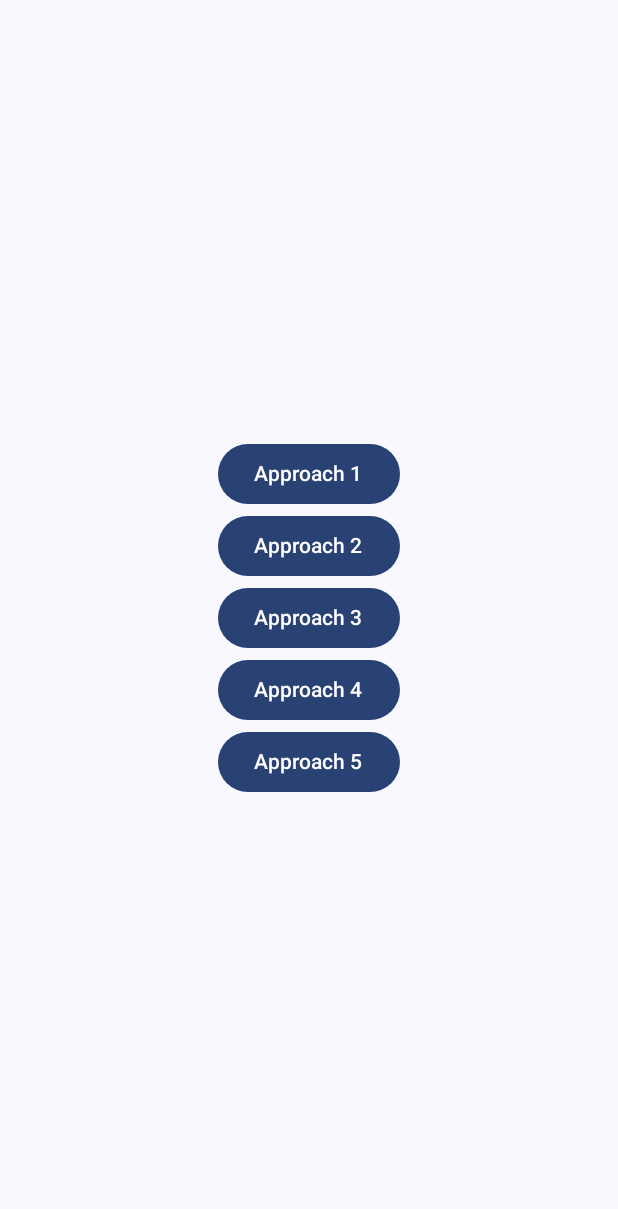
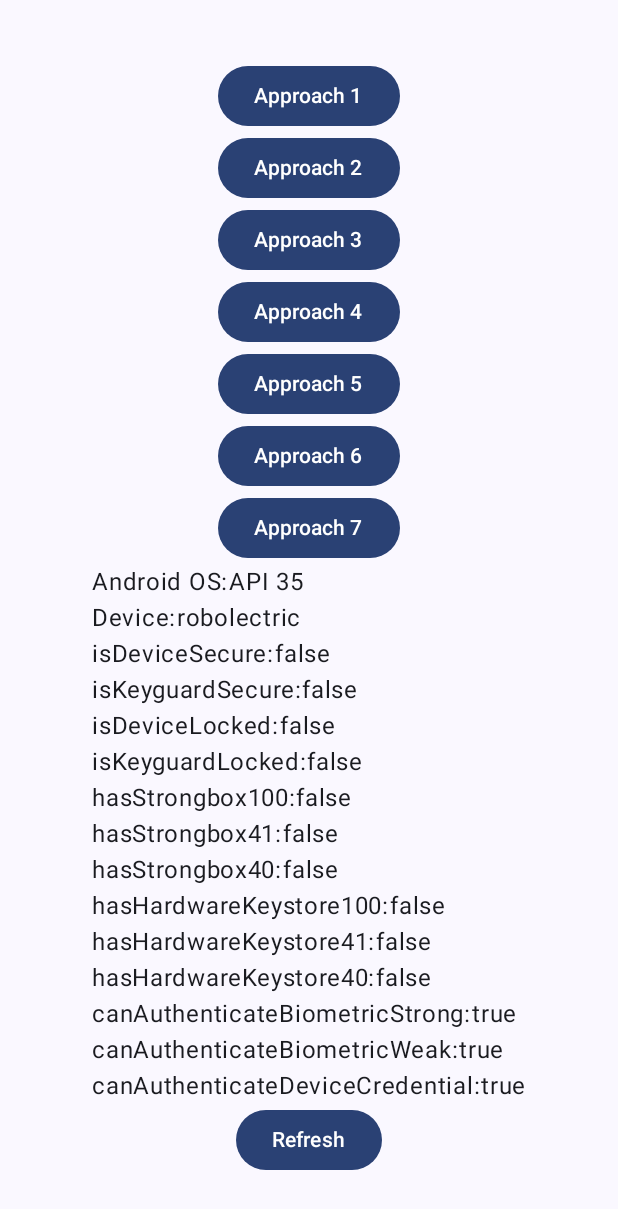
Before and after one commit to jasonwyatt/BiometricBug, an Android app built with Jetpack Compose: the screen it shows after launch (MainActivity), on a phone screen of 412 x 824 dp. Shown: the top 1209 px of the screen. Run offline under Robolectric (Android 15) with nearby library versions, the phone set to English and light mode, and no system bars.

Commit message:
Add more options as well as details about the device

```diff
--- a/app/src/main/java/com/example/biometricbug/Approaches.kt
+++ b/app/src/main/java/com/example/biometricbug/Approaches.kt
@@ -64,6 +64,9 @@ class Approach2 : BiometricAuthMethod {
  *
  * On at least one Pixel 6a running Android 13: this approach can be made to crash by repeatedly
  * opening the prompt and cancelling it rapidly.
+ *
+ * This approach has been modified to re-launc the prompt if there is ever a
+ * [UserNotAuthenticatedException] detected.
  */
 class Approach3 : BiometricAuthMethod {
     override fun authenticateAndEncryptDecrypt(activity: FragmentActivity) {
--- /dev/null
+++ b/app/src/main/java/com/example/biometricbug/BiometricDetails.kt
@@ -0,0 +1,72 @@
+package com.example.biometricbug
+
+import android.app.KeyguardManager
+import android.content.Context
+import android.content.pm.PackageManager.FEATURE_HARDWARE_KEYSTORE
+import android.content.pm.PackageManager.FEATURE_STRONGBOX_KEYSTORE
+import android.os.Build
+import androidx.biometric.BiometricManager
+import androidx.biometric.BiometricManager.Authenticators.BIOMETRIC_STRONG
+import androidx.biometric.BiometricManager.Authenticators.BIOMETRIC_WEAK
+import androidx.biometric.BiometricManager.Authenticators.DEVICE_CREDENTIAL
+import androidx.biometric.BiometricManager.BIOMETRIC_SUCCESS
+import androidx.core.content.getSystemService
+
+data class BiometricDetails internal constructor(
+    val androidOsVersion: Int,
+    val device: String,
+    val isDeviceSecure: Boolean,
+    val isKeyguardSecure: Boolean,
+    val isDeviceLocked: Boolean,
+    val isKeyguardLocked: Boolean,
+    val hasStrongbox100: Boolean,
+    val hasStrongbox41: Boolean,
+    val hasStrongbox40: Boolean,
+    val hasHardwareKeystore100: Boolean,
+    val hasHardwareKeystore41: Boolean,
+    val hasHardwareKeystore40: Boolean,
+    val canAuthenticateBiometricStrong: Boolean,
+    val canAuthenticateBiometricWeak: Boolean,
+    val canAuthenticateDeviceCredential: Boolean,
+) {
+    companion object {
+        fun create(context: Context): BiometricDetails {
+            val biometricManager = BiometricManager.from(context)
+            val keyguardManager = context.getSystemService<KeyguardManager>()!!
+            val pm = context.packageManager
+
+            return BiometricDetails(
+                androidOsVersion = Build.VERSION.SDK_INT,
+                device = Build.DEVICE,
+                isDeviceSecure = keyguardManager.isDeviceSecure,
+                isKeyguardSecure = keyguardManager.isKeyguardSecure,
+                isDeviceLocked = keyguardManager.isDeviceLocked,
+                isKeyguardLocked = keyguardManager.isKeyguardLocked,
+                hasStrongbox100 = pm.hasSystemFeature(FEATURE_STRONGBOX_KEYSTORE, 100),
+                hasStrongbox41 = pm.hasSystemFeature(FEATURE_STRONGBOX_KEYSTORE, 41),
+                hasStrongbox40 = pm.hasSystemFeature(FEATURE_STRONGBOX_KEYSTORE, 40),
+                hasHardwareKeystore100 = if (Build.VERSION.SDK_INT > Build.VERSION_CODES.R) {
+                    pm.hasSystemFeature(FEATURE_HARDWARE_KEYSTORE, 100)
+                } else {
+                    false
+                },
+                hasHardwareKeystore41 = if (Build.VERSION.SDK_INT > Build.VERSION_CODES.R) {
+                    pm.hasSystemFeature(FEATURE_HARDWARE_KEYSTORE, 41)
+                } else {
+                    false
+                },
+                hasHardwareKeystore40 = if (Build.VERSION.SDK_INT > Build.VERSION_CODES.R) {
+                    pm.hasSystemFeature(FEATURE_HARDWARE_KEYSTORE, 40)
+                } else {
+                    false
+                },
+                canAuthenticateBiometricStrong = biometricManager
+                    .canAuthenticate(BIOMETRIC_STRONG) == BIOMETRIC_SUCCESS,
+                canAuthenticateBiometricWeak = biometricManager
+                    .canAuthenticate(BIOMETRIC_WEAK) == BIOMETRIC_SUCCESS,
+                canAuthenticateDeviceCredential = biometricManager
+                    .canAuthenticate(DEVICE_CREDENTIAL) == BIOMETRIC_SUCCESS,
+            )
+        }
+    }
+}
--- a/app/src/main/java/com/example/biometricbug/CryptographyManager.kt
+++ b/app/src/main/java/com/example/biometricbug/CryptographyManager.kt
@@ -62,8 +62,7 @@ object CryptographyManager {
             setBlockModes(ENCRYPTION_BLOCK_MODE)
             setEncryptionPaddings(ENCRYPTION_PADDING)
             setKeySize(KEY_SIZE)
-            //setIsStrongBoxBacked(true)
-            //setInvalidatedByBiometricEnrollment(false)
+            setInvalidatedByBiometricEnrollment(false)
             if (Build.VERSION.SDK_INT >= Build.VERSION_CODES.R) {
                 if (authEveryTime) {
                     setUserAuthenticationParameters(0, KeyProperties.AUTH_BIOMETRIC_STRONG)
--- a/app/src/main/java/com/example/biometricbug/MainActivity.kt
+++ b/app/src/main/java/com/example/biometricbug/MainActivity.kt
@@ -4,12 +4,18 @@ import android.os.Bundle
 import androidx.activity.compose.setContent
 import androidx.compose.foundation.layout.Arrangement
 import androidx.compose.foundation.layout.Column
+import androidx.compose.foundation.layout.Row
 import androidx.compose.foundation.layout.fillMaxSize
+import androidx.compose.foundation.layout.wrapContentSize
 import androidx.compose.material3.Button
 import androidx.compose.material3.MaterialTheme
 import androidx.compose.material3.Surface
 import androidx.compose.material3.Text
 import androidx.compose.runtime.Composable
+import androidx.compose.runtime.getValue
+import androidx.compose.runtime.mutableStateOf
+import androidx.compose.runtime.remember
+import androidx.compose.runtime.setValue
 import androidx.compose.ui.Alignment
 import androidx.compose.ui.Modifier
 import androidx.compose.ui.tooling.preview.Preview
@@ -19,13 +25,20 @@ import com.example.biometricbug.ui.theme.BiometricBugTheme
 class MainActivity : FragmentActivity() {
     override fun onCreate(savedInstanceState: Bundle?) {
         super.onCreate(savedInstanceState)
-        setShowWhenLocked(true)
-        setContent { MainActivityContent(this) }
+        //setShowWhenLocked(true)
+        setContent {
+            MainActivityContent(this, BiometricDetails.create(this))
+        }
     }
 }
 
 @Composable
-fun MainActivityContent(activity: FragmentActivity?, modifier: Modifier = Modifier) {
+fun MainActivityContent(
+    activity: FragmentActivity?,
+    biometricDetails: BiometricDetails,
+    modifier: Modifier = Modifier
+) {
+    var details by remember { mutableStateOf(biometricDetails) }
     BiometricBugTheme {
         Surface(
             modifier = modifier.fillMaxSize(),
@@ -76,6 +89,90 @@ fun MainActivityContent(activity: FragmentActivity?, modifier: Modifier = Modifi
                 ) {
                     Text(text = "Approach 5")
                 }
+                Button(
+                    onClick = {
+                        Approach6()
+                            .authenticateAndEncryptDecrypt(activity!!)
+                    }
+                ) {
+                    Text(text = "Approach 6")
+                }
+                Button(
+                    onClick = {
+                        Approach7()
+                            .authenticateAndEncryptDecrypt(activity!!)
+                    }
+                ) {
+                    Text(text = "Approach 7")
+                }
+                Column(
+                    horizontalAlignment = Alignment.Start,
+                    modifier = Modifier.wrapContentSize()
+                ) {
+                    Row {
+                        Text(text = "Android OS:")
+                        Text(text = "API ${details.androidOsVersion}")
+                    }
+                    Row {
+                        Text(text = "Device:")
+                        Text(text = details.device)
+                    }
+                    Row {
+                        Text(text = "isDeviceSecure:")
+                        Text(text = "${details.isDeviceSecure}")
+                    }
+                    Row {
+                        Text(text = "isKeyguardSecure:")
+                        Text(text = "${details.isKeyguardSecure}")
+                    }
+                    Row {
+                        Text(text = "isDeviceLocked:")
+                        Text(text = "${details.isDeviceSecure}")
+                    }
+                    Row {
+                        Text(text = "isKeyguardLocked:")
+                        Text(text = "${details.isKeyguardSecure}")
+                    }
+                    Row {
+                        Text(text = "hasStrongbox100:")
+                        Text(text = "${details.hasStrongbox100}")
+                    }
+                    Row {
+                        Text(text = "hasStrongbox41:")
+                        Text(text = "${details.hasStrongbox41}")
+                    }
+                    Row {
+                        Text(text = "hasStrongbox40:")
+                        Text(text = "${details.hasStrongbox40}")
+                    }
+                    Row {
+                        Text(text = "hasHardwareKeystore100:")
+                        Text(text = "${details.hasHardwareKeystore100}")
+                    }
+                    Row {
+                        Text(text = "hasHardwareKeystore41:")
+                        Text(text = "${details.hasHardwareKeystore41}")
+                    }
+                    Row {
+                        Text(text = "hasHardwareKeystore40:")
+                        Text(text = "${details.hasHardwareKeystore40}")
+                    }
+                    Row {
+                        Text(text = "canAuthenticateBiometricStrong:")
+                        Text(text = "${details.canAuthenticateBiometricStrong}")
+                    }
+                    Row {
+                        Text(text = "canAuthenticateBiometricWeak:")
+                        Text(text = "${details.canAuthenticateBiometricWeak}")
+                    }
+                    Row {
+                        Text(text = "canAuthenticateDeviceCredential:")
+                        Text(text = "${details.canAuthenticateDeviceCredential}")
+                    }
+                }
+                Button(onClick = { details = BiometricDetails.create(activity!!) }) {
+                    Text("Refresh")
+                }
             }
         }
     }
@@ -84,5 +181,24 @@ fun MainActivityContent(activity: FragmentActivity?, modifier: Modifier = Modifi
 @Preview
 @Composable
 private fun MainActivityPreview() {
-    MainActivityContent(null)
+    MainActivityContent(
+        activity = null,
+        biometricDetails = BiometricDetails(
+            androidOsVersion = 13,
+            device = "Emulator",
+            isDeviceSecure = true,
+            isKeyguardSecure = true,
+            isDeviceLocked = true,
+            isKeyguardLocked = true,
+            hasStrongbox100 = true,
+            hasStrongbox41 = true,
+            hasStrongbox40 = true,
+            hasHardwareKeystore100 = true,
+            hasHardwareKeystore41 = true,
+            hasHardwareKeystore40 = true,
+            canAuthenticateBiometricStrong = true,
+            canAuthenticateBiometricWeak = true,
+            canAuthenticateDeviceCredential = true,
+        )
+    )
 }
```
Also changed, not shown: app/src/main/java/com/example/biometricbug/NonAndroidxApproaches.kt (added, +106 -0 lines).
